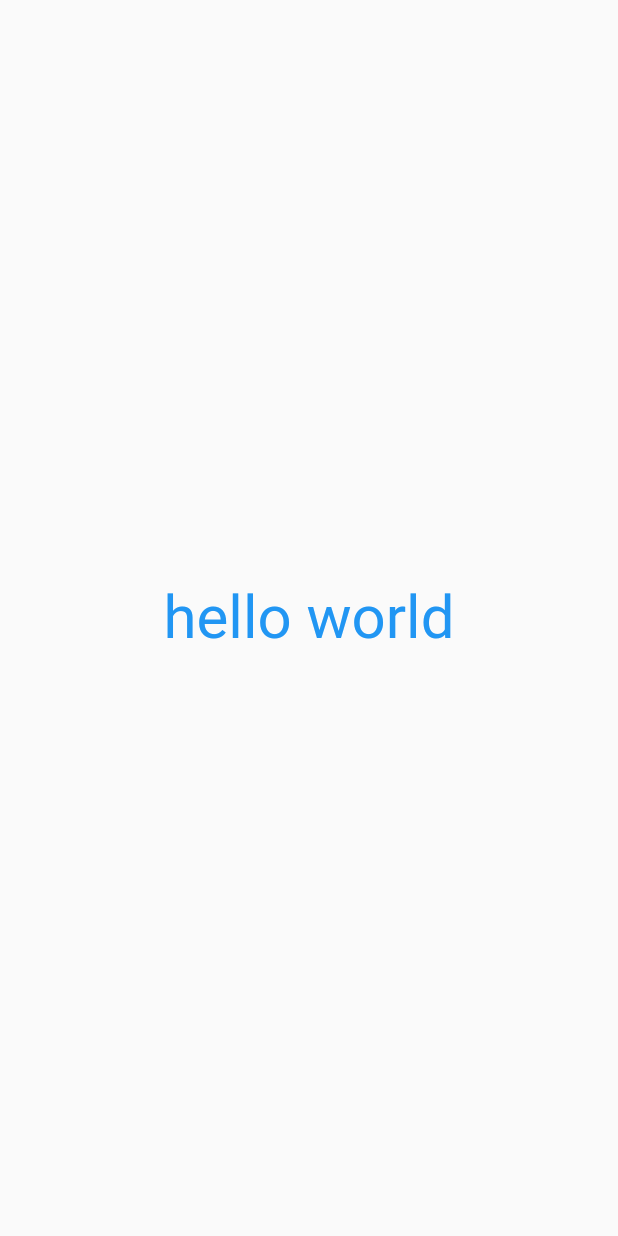
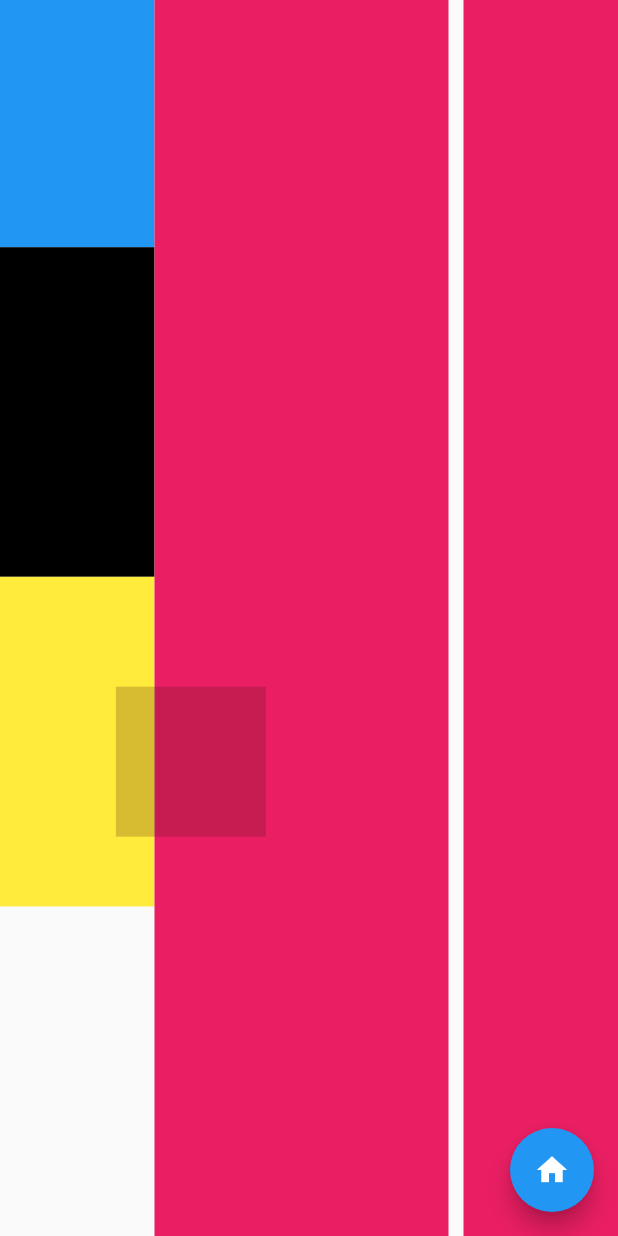
Before and after one commit to felixnguyen678/flutter_application_1, a Flutter app: the screen it shows after launch, on a phone screen of 412 x 824 dp. Run offline on Flutter 3.47's test engine with Material 2 defaults, Android fonts, the phone set to English and light mode, and no system bars; our stand-ins replace google_fonts; Roboto replaces fonts that are missing (Abel).

Commit message:
xong bai tap 1

```diff
--- a/lib/main.dart
+++ b/lib/main.dart
@@ -28,15 +28,59 @@ class MyHomePage extends StatelessWidget {
 
   @override
   Widget build(BuildContext context) {
+    Size size = MediaQuery.of(context).size;
+    double topHeight = size.height / 5;
     return Scaffold(
-      // body: Container(
-      //   child: Image.asset(AppUI.img_meo),
-      // ),
-      body: Center(child: Text('hello world',
-      style: GoogleFonts.abel(
-      textStyle: TextStyle(color: Colors.blue, fontSize: 40),
-  ),
-       ))
+      body: Stack(children: [
+        Row(
+          children: [
+            Expanded(
+                flex: 1,
+                child: Column(
+                  children: [
+                    Container(
+                      height: topHeight,
+                      color: Colors.blue,
+                    ),
+                    Container(
+                      height: (size.height - topHeight) / 3,
+                      color: Colors.black,
+                    ),
+                    Container(
+                      height: (size.height - topHeight) / 3,
+                      color: Colors.yellow,
+                    ),
+                  ],
+                )),
+            Expanded(
+                flex: 2,
+                child: Container(
+                  color: Colors.pink,
+                  margin: EdgeInsets.only(right: 10),
+                )),
+            Expanded(
+                flex: 1,
+                child: Container(
+                  color: Colors.pink,
+                )),
+          ],
+        ),
+        Positioned(
+          top: topHeight + (size.height - topHeight) * 4 / 9,
+          left: (size.width / 4) * 3 / 4 ,
+          child: Container(
+            color: Color.fromARGB(55, 70, 19, 16),
+            width: 100,
+            height: 100,
+          ),
+        ),
+      ]),
+      floatingActionButton: FloatingActionButton(
+        onPressed: () {
+          // Do something when the button is pressed
+        },
+        child: Icon(Icons.home),
+      ),
     );
   }
 }
```
